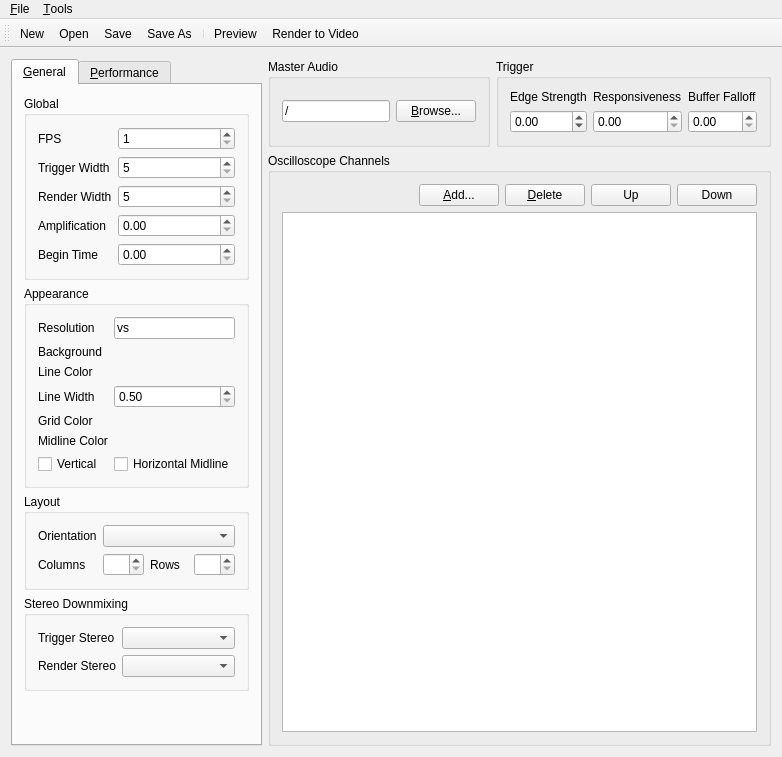
The window that corrscope/gui/mainwindow.ui (corrscope/corrscope) describes before a commit, drawn with Qt 5.
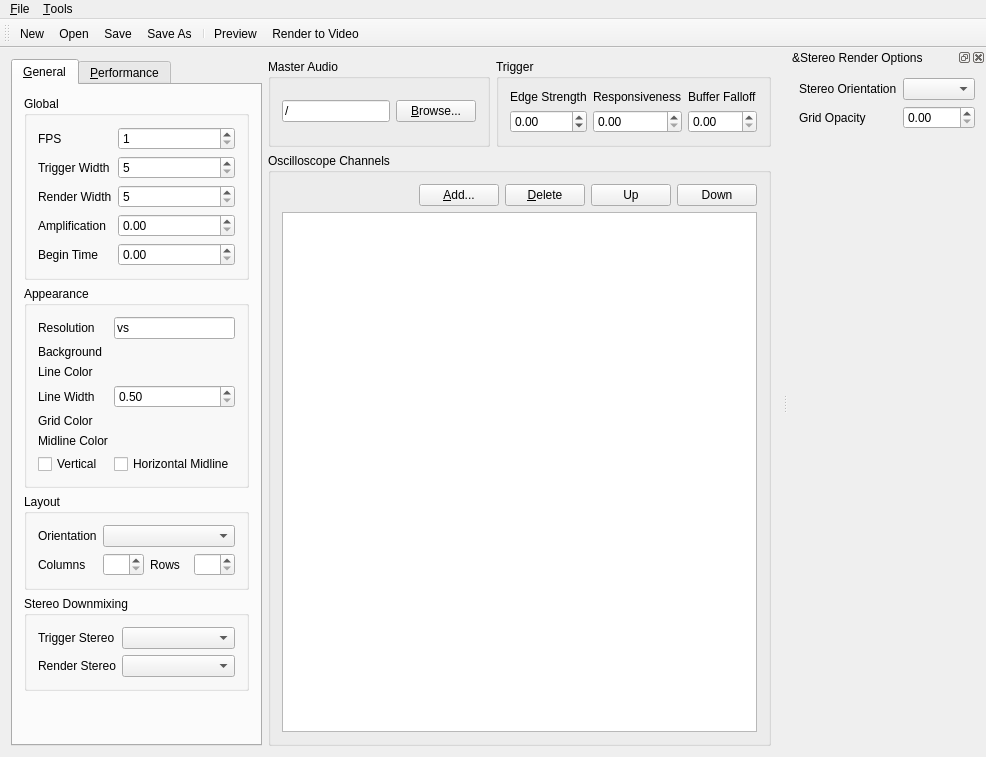
The same window after the commit. Custom widgets are drawn as their Qt base class.

Commit message: Squash stereo-gui

Patch:
```diff
--- a/corrscope/gui/mainwindow.ui
+++ b/corrscope/gui/mainwindow.ui
@@ -266,7 +266,7 @@
           <property name="title">
            <string>Stereo Downmixing</string>
           </property>
-          <layout class="QFormLayout" name="formLayout_6">
+          <layout class="QFormLayout" name="formLayout_8">
            <item row="0" column="0">
             <widget class="QLabel" name="trigger_stereoL">
              <property name="text">
@@ -596,6 +596,45 @@
    <addaction name="actionPreview"/>
    <addaction name="actionRender"/>
   </widget>
+  <widget class="QDockWidget" name="dockStereo">
+   <property name="windowTitle">
+    <string>&amp;Stereo Render Options</string>
+   </property>
+   <attribute name="dockWidgetArea">
+    <number>2</number>
+   </attribute>
+   <widget class="QWidget" name="dockWidgetContents">
+    <layout class="QFormLayout" name="formLayout_6">
+     <item row="0" column="0">
+      <widget class="QLabel" name="layout__stereo_orientationL">
+       <property name="text">
+        <string>Stereo Orientation</string>
+       </property>
+      </widget>
+     </item>
+     <item row="0" column="1">
+      <widget class="BoundComboBox" name="layout__stereo_orientation"/>
+     </item>
+     <item row="1" column="0">
+      <widget class="QLabel" name="render__stereo_grid_opacityL">
+       <property name="text">
+        <string>Grid Opacity</string>
+       </property>
+      </widget>
+     </item>
+     <item row="1" column="1">
+      <widget class="QDoubleSpinBox" name="render__stereo_grid_opacity">
+       <property name="maximum">
+        <double>1.000000000000000</double>
+       </property>
+       <property name="singleStep">
+        <double>0.250000000000000</double>
+       </property>
+      </widget>
+     </item>
+    </layout>
+   </widget>
+  </widget>
   <action name="actionOpen">
    <property name="text">
     <string>&amp;Open</string>
```
The commit also changes 1 other file.
